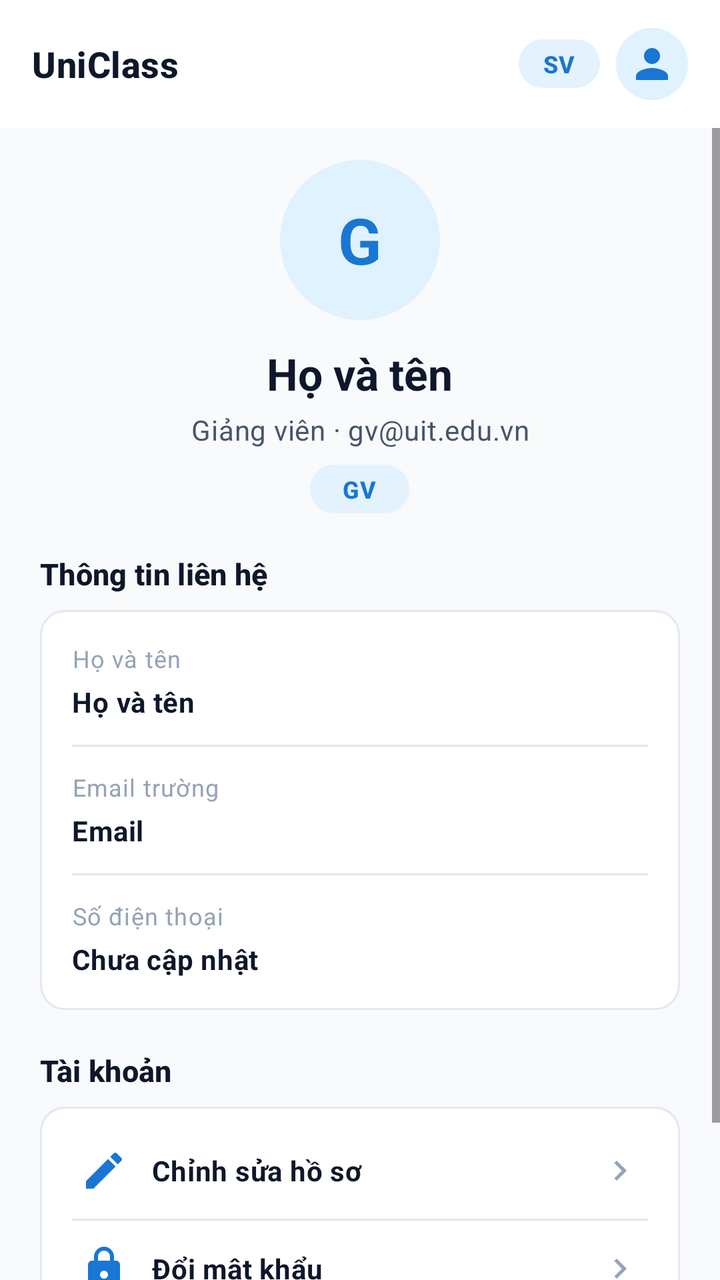
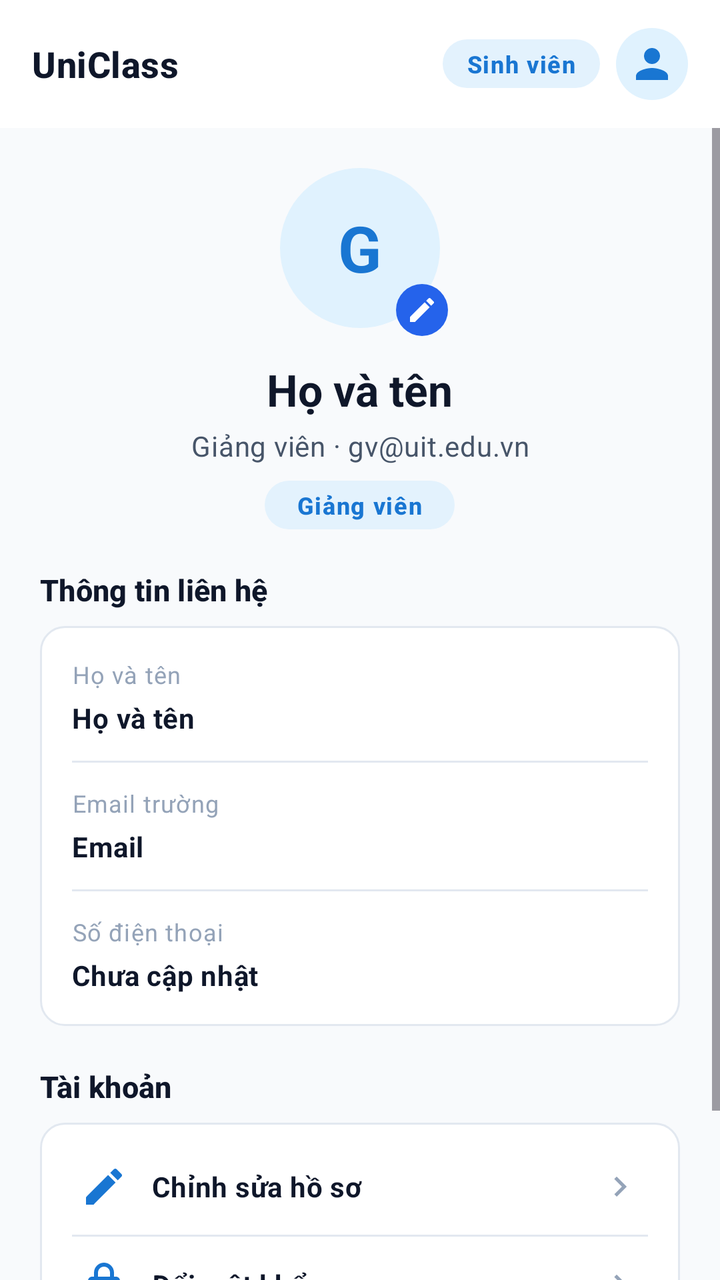

The first picture is an Android layout as it rendered before a commit; the second is the same layout after the commit. The layout source and the unified diff follow.
<!-- AndroidManifest.xml: application theme Theme.UniClassApp -->
<!-- res/layout/fragment_lecturer_profile.xml -->
<?xml version="1.0" encoding="utf-8"?>
<LinearLayout xmlns:android="http://schemas.android.com/apk/res/android"
    xmlns:app="http://schemas.android.com/apk/res-auto"
    android:layout_width="match_parent"
    android:layout_height="match_parent"
    android:background="@color/color_background"
    android:orientation="vertical">

    <include
        android:id="@+id/topAppBar"
        layout="@layout/view_top_app_bar" />

    <ScrollView
        android:layout_width="match_parent"
        android:layout_height="0dp"
        android:layout_weight="1"
        android:clipToPadding="false"
        android:fillViewport="true">

        <LinearLayout
            android:layout_width="match_parent"
            android:layout_height="wrap_content"
            android:orientation="vertical"
            android:paddingHorizontal="@dimen/space_20"
            android:paddingVertical="@dimen/space_16">

            
            <LinearLayout
                android:layout_width="match_parent"
                android:layout_height="wrap_content"
                android:gravity="center_horizontal"
                android:orientation="vertical">

                <FrameLayout
                    android:layout_width="80dp"
                    android:layout_height="80dp"
                    android:background="@drawable/bg_circle_aura">

                    <ImageView
                        android:id="@+id/ivAvatarProfile"
                        android:layout_width="match_parent"
                        android:layout_height="match_parent"
                        android:contentDescription="@string/desc_avatar"
                        android:visibility="gone" />

                    <TextView
                        android:id="@+id/tvAvatarInitial"
                        android:layout_width="wrap_content"
                        android:layout_height="wrap_content"
                        android:layout_gravity="center"
                        android:text="G"
                        android:textColor="@color/color_primary"
                        android:textSize="32sp"
                        android:textStyle="bold" />
                </FrameLayout>

                <TextView
                    android:id="@+id/tvFullName"
                    style="@style/TextAppearance.EduLens.Headline"
                    android:layout_width="wrap_content"
                    android:layout_height="wrap_content"
                    android:layout_marginTop="@dimen/space_12"
                    android:gravity="center"
                    android:text="@string/fullname_label" />

                <TextView
                    android:id="@+id/tvUserSubtitle"
                    style="@style/TextAppearance.EduLens.Body"
                    android:layout_width="wrap_content"
                    android:layout_height="wrap_content"
                    android:layout_marginTop="@dimen/space_4"
                    android:gravity="center"
                    android:text="Giảng viên · gv@uit.edu.vn"
                    android:textColor="@color/text_secondary" />

                <TextView
                    android:id="@+id/tvRoleBadge"
                    style="@style/TextAppearance.EduLens.Badge"
                    android:layout_width="wrap_content"
                    android:layout_height="wrap_content"
                    android:layout_marginTop="@dimen/space_8"
                    android:background="@drawable/bg_badge_pill"
                    android:paddingHorizontal="@dimen/space_16"
                    android:paddingVertical="@dimen/space_4"
                    android:text="@string/role_badge_lecturer"
                    android:textColor="@color/color_primary" />
            </LinearLayout>

            
            <TextView
                style="@style/TextAppearance.EduLens.Subtitle"
                android:layout_width="match_parent"
                android:layout_height="wrap_content"
                android:layout_marginTop="@dimen/space_20"
                android:text="@string/profile_contact_info"
                android:textColor="@color/text_primary" />

            <LinearLayout
                android:layout_width="match_parent"
                android:layout_height="wrap_content"
                android:layout_marginTop="@dimen/space_8"
                android:background="@drawable/bg_surface_card"
                android:orientation="vertical"
                android:padding="@dimen/space_16">

                
                <TextView
                    style="@style/TextAppearance.EduLens.Caption"
                    android:layout_width="match_parent"
                    android:layout_height="wrap_content"
                    android:text="@string/profile_fullname_caption"
                    android:textColor="@color/text_muted" />

                <TextView
                    android:id="@+id/tvContactFullName"
                    style="@style/TextAppearance.EduLens.Body"
                    android:layout_width="match_parent"
                    android:layout_height="wrap_content"
                    android:layout_marginTop="@dimen/space_4"
                    android:text="@string/fullname_label"
                    android:textColor="@color/text_primary"
                    android:textStyle="bold" />

                <View
                    android:layout_width="match_parent"
                    android:layout_height="1dp"
                    android:layout_marginVertical="@dimen/space_12"
                    android:background="@color/outline_border" />

                
                <TextView
                    style="@style/TextAppearance.EduLens.Caption"
                    android:layout_width="match_parent"
                    android:layout_height="wrap_content"
                    android:text="@string/profile_email_caption"
                    android:textColor="@color/text_muted" />

                <TextView
                    android:id="@+id/tvContactEmail"
                    style="@style/TextAppearance.EduLens.Body"
                    android:layout_width="match_parent"
                    android:layout_height="wrap_content"
                    android:layout_marginTop="@dimen/space_4"
                    android:text="@string/email_label"
                    android:textColor="@color/text_primary"
                    android:textStyle="bold" />

                <View
                    android:layout_width="match_parent"
                    android:layout_height="1dp"
                    android:layout_marginVertical="@dimen/space_12"
                    android:background="@color/outline_border" />

                
                <TextView
                    style="@style/TextAppearance.EduLens.Caption"
                    android:layout_width="match_parent"
                    android:layout_height="wrap_content"
                    android:text="@string/profile_phone_caption"
                    android:textColor="@color/text_muted" />

                <TextView
                    android:id="@+id/tvContactPhone"
                    style="@style/TextAppearance.EduLens.Body"
                    android:layout_width="match_parent"
                    android:layout_height="wrap_content"
                    android:layout_marginTop="@dimen/space_4"
                    android:text="@string/profile_not_set"
                    android:textColor="@color/text_primary"
                    android:textStyle="bold" />
            </LinearLayout>

            
            <TextView
                style="@style/TextAppearance.EduLens.Subtitle"
                android:layout_width="match_parent"
                android:layout_height="wrap_content"
                android:layout_marginTop="@dimen/space_20"
                android:text="@string/profile_account_actions"
                android:textColor="@color/text_primary" />

            <LinearLayout
                android:layout_width="match_parent"
                android:layout_height="wrap_content"
                android:layout_marginTop="@dimen/space_8"
                android:background="@drawable/bg_surface_card"
                android:orientation="vertical"
                android:padding="@dimen/space_8">

                
                <LinearLayout
                    android:id="@+id/rowEditProfile"
                    android:layout_width="match_parent"
                    android:layout_height="wrap_content"
                    android:background="?attr/selectableItemBackground"
                    android:clickable="true"
                    android:focusable="true"
                    android:gravity="center_vertical"
                    android:orientation="horizontal"
                    android:padding="@dimen/space_12">

                    <ImageView
                        android:layout_width="24dp"
                        android:layout_height="24dp"
                        android:contentDescription="@null"
                        android:src="@drawable/ic_edit"
                        app:tint="@color/color_primary" />

                    <TextView
                        style="@style/TextAppearance.EduLens.Body"
                        android:layout_width="0dp"
                        android:layout_height="wrap_content"
                        android:layout_marginStart="@dimen/space_12"
                        android:layout_weight="1"
                        android:text="@string/action_edit_profile"
                        android:textColor="@color/text_primary"
                        android:textStyle="bold" />

                    <ImageView
                        android:layout_width="20dp"
                        android:layout_height="20dp"
                        android:contentDescription="@null"
                        android:src="@drawable/ic_chevron_right"
                        app:tint="@color/text_muted" />
                </LinearLayout>

                <View
                    android:layout_width="match_parent"
                    android:layout_height="1dp"
                    android:layout_marginHorizontal="@dimen/space_8"
                    android:background="@color/outline_border" />

                
                <LinearLayout
                    android:id="@+id/rowChangePassword"
                    android:layout_width="match_parent"
                    android:layout_height="wrap_content"
                    android:background="?attr/selectableItemBackground"
                    android:clickable="true"
                    android:focusable="true"
                    android:gravity="center_vertical"
                    android:orientation="horizontal"
                    android:padding="@dimen/space_12">

                    <ImageView
                        android:layout_width="24dp"
                        android:layout_height="24dp"
                        android:contentDescription="@null"
                        android:src="@drawable/ic_lock"
                        app:tint="@color/color_primary" />

                    <TextView
                        style="@style/TextAppearance.EduLens.Body"
                        android:layout_width="0dp"
                        android:layout_height="wrap_content"
                        android:layout_marginStart="@dimen/space_12"
                        android:layout_weight="1"
                        android:text="@string/action_change_password"
                        android:textColor="@color/text_primary"
                        android:textStyle="bold" />

                    <ImageView
                        android:layout_width="20dp"
                        android:layout_height="20dp"
                        android:contentDescription="@null"
                        android:src="@drawable/ic_chevron_right"
                        app:tint="@color/text_muted" />
                </LinearLayout>

                <View
                    android:layout_width="match_parent"
                    android:layout_height="1dp"
                    android:layout_marginHorizontal="@dimen/space_8"
                    android:background="@color/outline_border" />

                
                <LinearLayout
                    android:id="@+id/rowLogout"
                    android:layout_width="match_parent"
                    android:layout_height="wrap_content"
                    android:background="?attr/selectableItemBackground"
                    android:clickable="true"
                    android:focusable="true"
                    android:gravity="center_vertical"
                    android:orientation="horizontal"
                    android:padding="@dimen/space_12">

                    <ImageView
                        android:layout_width="24dp"
                        android:layout_height="24dp"
                        android:contentDescription="@null"
                        android:src="@drawable/ic_logout"
                        app:tint="@color/color_error" />

                    <TextView
                        style="@style/TextAppearance.EduLens.Body"
                        android:layout_width="0dp"
                        android:layout_height="wrap_content"
                        android:layout_marginStart="@dimen/space_12"
                        android:layout_weight="1"
                        android:text="@string/action_logout"
                        android:textColor="@color/color_error"
                        android:textStyle="bold" />
                </LinearLayout>
            </LinearLayout>

        </LinearLayout>
    </ScrollView>
</LinearLayout>
<!-- res/layout/view_top_app_bar.xml (included above) -->
<?xml version="1.0" encoding="utf-8"?>
<LinearLayout xmlns:android="http://schemas.android.com/apk/res/android"
    xmlns:app="http://schemas.android.com/apk/res-auto"
    android:id="@+id/topAppBarRoot"
    android:layout_width="match_parent"
    android:layout_height="@dimen/top_app_bar_height"
    android:background="@color/color_surface"
    android:gravity="center_vertical"
    android:orientation="horizontal"
    android:paddingHorizontal="@dimen/space_16">

    <ImageButton
        android:id="@+id/ivBack"
        android:layout_width="36dp"
        android:layout_height="36dp"
        android:layout_marginEnd="@dimen/space_8"
        android:background="?attr/selectableItemBackgroundBorderless"
        android:contentDescription="@string/desc_back_button"
        android:src="@drawable/ic_arrow_back"
        android:visibility="gone" />

    <TextView
        android:id="@+id/tvTitle"
        style="@style/TextAppearance.EduLens.Title"
        android:layout_width="0dp"
        android:layout_height="wrap_content"
        android:layout_weight="1"
        android:ellipsize="end"
        android:maxLines="1"
        android:text="@string/edu_lens_title" />

    <TextView
        android:id="@+id/tvRoleBadge"
        style="@style/TextAppearance.EduLens.Badge"
        android:layout_width="wrap_content"
        android:layout_height="wrap_content"
        android:layout_marginEnd="@dimen/space_8"
        android:background="@drawable/bg_badge_pill"
        android:paddingHorizontal="@dimen/space_12"
        android:paddingVertical="@dimen/space_4"
        android:text="@string/role_badge_student"
        android:textColor="@color/color_primary" />

    <ImageView
        android:id="@+id/ivAvatar"
        android:layout_width="36dp"
        android:layout_height="36dp"
        android:background="@drawable/bg_circle_aura"
        android:contentDescription="@string/desc_avatar"
        android:padding="6dp"
        android:src="@drawable/ic_person_outline"
        app:tint="@color/color_primary" />
</LinearLayout>
<!-- resources referenced by this layout -->
<resources>
  <color name="color_background">#F8FAFC</color>
  <color name="color_error">#DC2626</color>
  <color name="color_primary">#1976D2</color>
  <color name="color_surface">#FFFFFF</color>
  <color name="outline_border">#E2E8F0</color>
  <color name="text_muted">#94A3B8</color>
  <color name="text_primary">#0F172A</color>
  <color name="text_secondary">#475569</color>
  <dimen name="space_12">12dp</dimen>
  <dimen name="space_16">16dp</dimen>
  <dimen name="space_20">20dp</dimen>
  <dimen name="space_4">4dp</dimen>
  <dimen name="space_8">8dp</dimen>
  <dimen name="top_app_bar_height">64dp</dimen>
  <!-- drawable bg_circle_aura (drawable) -->
  <?xml version="1.0" encoding="utf-8"?>
  <shape xmlns:android="http://schemas.android.com/apk/res/android"
      android:shape="oval">
      <solid android:color="#E0F2FE"/>
  </shape>
  <string name="action_change_password">Đổi mật khẩu</string>
  <string name="action_edit_profile">Chỉnh sửa hồ sơ</string>
  <string name="action_logout">Đăng xuất</string>
  <string name="desc_avatar">Ảnh đại diện</string>
  <string name="desc_back_button">Nút quay lại</string>
  <string name="edu_lens_title">UniClass</string>
  <string name="email_label">Email</string>
  <string name="fullname_label">Họ và tên</string>
  <string name="profile_account_actions">Tài khoản</string>
  <string name="profile_contact_info">Thông tin liên hệ</string>
  <string name="profile_email_caption">Email trường</string>
  <string name="profile_fullname_caption">Họ và tên</string>
  <string name="profile_not_set">Chưa cập nhật</string>
  <string name="profile_phone_caption">Số điện thoại</string>
  <string name="role_badge_lecturer">GV</string>
  <string name="role_badge_student">SV</string>
  <style name="TextAppearance.EduLens.Badge" parent="TextAppearance.Material3.LabelSmall">
          <item name="android:textSize">12sp</item>
          <item name="android:textStyle">bold</item>
      </style>
  <style name="TextAppearance.EduLens.Body" parent="TextAppearance.Material3.BodyMedium">
          <item name="android:textSize">14sp</item>
          <item name="android:textStyle">normal</item>
          <item name="android:textColor">@color/text_secondary</item>
      </style>
  <style name="TextAppearance.EduLens.Caption" parent="TextAppearance.Material3.BodySmall">
          <item name="android:textSize">12sp</item>
          <item name="android:textStyle">normal</item>
          <item name="android:textColor">@color/text_secondary</item>
      </style>
  <style name="TextAppearance.EduLens.Headline" parent="TextAppearance.Material3.HeadlineSmall">
          <item name="android:textSize">22sp</item>
          <item name="android:textStyle">bold</item>
          <item name="android:textColor">@color/text_primary</item>
      </style>
  <style name="TextAppearance.EduLens.Subtitle" parent="TextAppearance.Material3.TitleSmall">
          <item name="android:textSize">15sp</item>
          <item name="android:textStyle">bold</item>
          <item name="android:textColor">@color/text_primary</item>
      </style>
  <style name="TextAppearance.EduLens.Title" parent="TextAppearance.Material3.TitleMedium">
          <item name="android:textSize">18sp</item>
          <item name="android:textStyle">bold</item>
          <item name="android:textColor">@color/text_primary</item>
      </style>
  <style name="Theme.UniClassApp" parent="Base.Theme.UniClassApp" />
  <color name="color_primary_container">#E3F2FD</color>
  <dimen name="radius_pill">999dp</dimen>
  <dimen name="radius_md">12dp</dimen>
  <color name="color_secondary">#0288D1</color>
  <color name="color_secondary_container">#E0F2FE</color>
  <!-- unchanged entries left out for length: 9 -->
</resources>

<!-- the commit's change to res/layout/fragment_lecturer_profile.xml (unified diff, before → after) -->
@@ -32,26 +32,55 @@
                 android:orientation="vertical">
 
                 <FrameLayout
-                    android:layout_width="80dp"
-                    android:layout_height="80dp"
-                    android:background="@drawable/bg_circle_aura">
-
-                    <ImageView
-                        android:id="@+id/ivAvatarProfile"
-                        android:layout_width="match_parent"
-                        android:layout_height="match_parent"
-                        android:contentDescription="@string/desc_avatar"
+                    android:id="@+id/layoutAvatarContainer"
+                    android:layout_width="88dp"
+                    android:layout_height="88dp"
+                    android:clickable="true"
+                    android:focusable="true"
+                    android:foreground="?attr/selectableItemBackgroundBorderless">
+
+                    <FrameLayout
+                        android:layout_width="80dp"
+                        android:layout_height="80dp"
+                        android:layout_gravity="center"
+                        android:background="@drawable/bg_circle_aura">
+
+                        <ImageView
+                            android:id="@+id/ivAvatarProfile"
+                            android:layout_width="match_parent"
+                            android:layout_height="match_parent"
+                            android:contentDescription="@string/desc_avatar"
+                            android:scaleType="centerCrop"
+                            android:visibility="gone" />
+
+                        <TextView
+                            android:id="@+id/tvAvatarInitial"
+                            android:layout_width="wrap_content"
+                            android:layout_height="wrap_content"
+                            android:layout_gravity="center"
+                            android:text="G"
+                            android:textColor="@color/color_primary"
+                            android:textSize="32sp"
+                            android:textStyle="bold" />
+                    </FrameLayout>
+
+                    <ImageView
+                        android:layout_width="26dp"
+                        android:layout_height="26dp"
+                        android:layout_gravity="bottom|end"
+                        android:background="@drawable/bg_circle_blue"
+                        android:contentDescription="Thay đổi ảnh đại diện"
+                        android:padding="5dp"
+                        android:src="@drawable/ic_edit"
+                        app:tint="@color/white" />
+
+                    <ProgressBar
+                        android:id="@+id/pbAvatarLoading"
+                        android:layout_width="32dp"
+                        android:layout_height="32dp"
+                        android:layout_gravity="center"
+                        android:indeterminateTint="@color/color_primary"
                         android:visibility="gone" />
-
-                    <TextView
-                        android:id="@+id/tvAvatarInitial"
-                        android:layout_width="wrap_content"
-                        android:layout_height="wrap_content"
-                        android:layout_gravity="center"
-                        android:text="G"
-                        android:textColor="@color/color_primary"
-                        android:textSize="32sp"
-                        android:textStyle="bold" />
                 </FrameLayout>
 
                 <TextView
<!-- resource entries referenced after the edit -->
@@ -8,6 +8,7 @@
   <color name="text_muted">#94A3B8</color>
   <color name="text_primary">#0F172A</color>
   <color name="text_secondary">#475569</color>
+  <color name="white">#FFFFFFFF</color>
   <dimen name="space_12">12dp</dimen>
   <dimen name="space_16">16dp</dimen>
   <dimen name="space_20">20dp</dimen>
@@ -19,6 +20,12 @@
   <shape xmlns:android="http://schemas.android.com/apk/res/android"
       android:shape="oval">
       <solid android:color="#E0F2FE"/>
+  </shape>
+  <!-- drawable bg_circle_blue (drawable) -->
+  <?xml version="1.0" encoding="utf-8"?>
+  <shape xmlns:android="http://schemas.android.com/apk/res/android"
+      android:shape="oval">
+      <solid android:color="#2563EB"/>
   </shape>
   <string name="action_change_password">Đổi mật khẩu</string>
   <string name="action_edit_profile">Chỉnh sửa hồ sơ</string>
@@ -34,8 +41,8 @@
   <string name="profile_fullname_caption">Họ và tên</string>
   <string name="profile_not_set">Chưa cập nhật</string>
   <string name="profile_phone_caption">Số điện thoại</string>
-  <string name="role_badge_lecturer">GV</string>
-  <string name="role_badge_student">SV</string>
+  <string name="role_badge_lecturer">Giảng viên</string>
+  <string name="role_badge_student">Sinh viên</string>
   <style name="TextAppearance.EduLens.Badge" parent="TextAppearance.Material3.LabelSmall">
           <item name="android:textSize">12sp</item>
           <item name="android:textStyle">bold</item>
